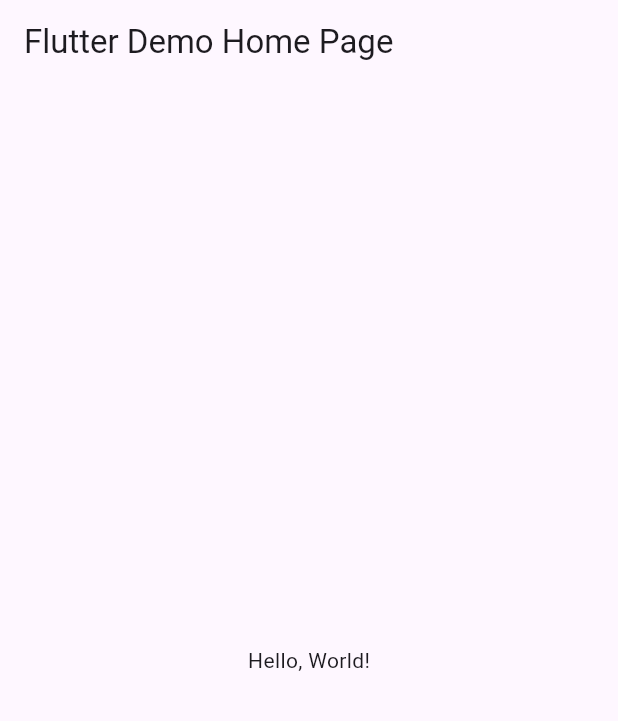
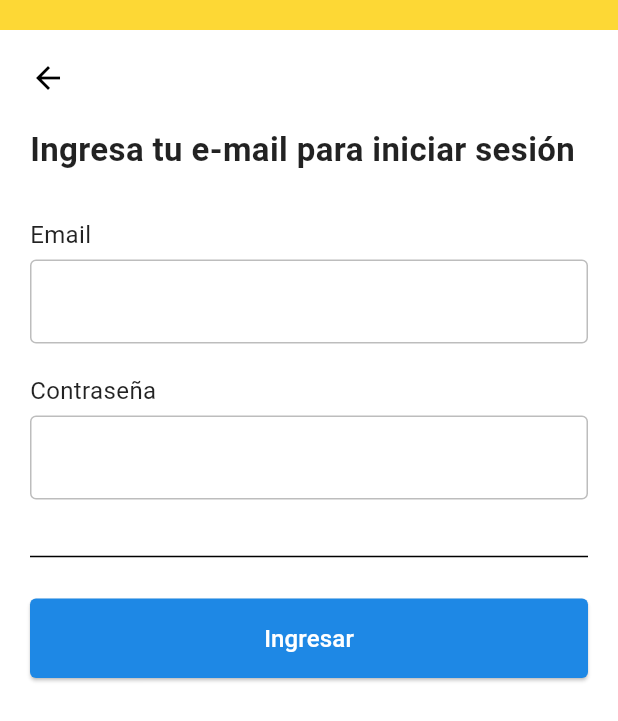
Before and after one commit to Jose-Bonilla-1043/Login, a Flutter app: the screen it shows after launch, on a phone screen of 412 x 824 dp. Shown: the top 721 px of the screen. Run offline on Flutter 3.47's test engine with Material 3 defaults, Android fonts, the phone set to English and light mode, and no system bars.

Commit message:
Update main.dart

```diff
--- a/lib/main.dart
+++ b/lib/main.dart
@@ -4,38 +4,111 @@ void main() => runApp(MyApp());
 
 class MyApp extends StatelessWidget {
   const MyApp({super.key});
-  // This widget is the root of your application.
+
   @override
   Widget build(BuildContext context) {
     return MaterialApp(
-      // Application name
-      title: 'Flutter Hello World',
-      // Application theme data, you can set the colors for the application as
-      // you want
+      debugShowCheckedModeBanner: false,
+      title: 'Inicio de Sesión',
       theme: ThemeData(
-        // useMaterial3: false,
         primarySwatch: Colors.blue,
+        inputDecorationTheme: InputDecorationTheme(
+          border: OutlineInputBorder(
+            borderSide: BorderSide(color: Colors.grey.shade400),
+          ),
+          enabledBorder: OutlineInputBorder(
+            borderSide: BorderSide(color: Colors.grey.shade400),
+          ),
+        ),
       ),
-      // A widget which will be started on application startup
-      home: MyHomePage(title: 'Flutter Demo Home Page'),
+      home: LoginPage(),
     );
   }
 }
 
-class MyHomePage extends StatelessWidget {
-  final String title;
-  const MyHomePage({super.key, required this.title});
-
+class LoginPage extends StatelessWidget {
   @override
   Widget build(BuildContext context) {
     return Scaffold(
+      backgroundColor: Colors.white,
       appBar: AppBar(
-        // The title text which will be shown on the action bar
-        title: Text(title),
+        backgroundColor: Colors.yellow[600],
+        elevation: 0,
+        toolbarHeight: 20,
       ),
-      body: Center(
-        child: Text(
-          'Hello, World!',
+      body: Padding(
+        padding: const EdgeInsets.all(20.0),
+        child: Column(
+          crossAxisAlignment: CrossAxisAlignment.start,
+          children: [
+            // Flecha decorativa (no funcional)
+            Icon(Icons.arrow_back, color: Colors.black),
+            const SizedBox(height: 20), // Espacio después de la flecha
+
+            const Text(
+              'Ingresa tu e-mail para iniciar sesión',
+              style: TextStyle(
+                fontSize: 22,
+                fontWeight: FontWeight.bold,
+                color: Colors.black87,
+              ),
+            ),
+            const SizedBox(height: 30),
+            const Text(
+              'Email',
+              style: TextStyle(
+                fontSize: 16,
+                color: Colors.black87,
+              ),
+            ),
+            const SizedBox(height: 5),
+            TextField(
+              decoration: InputDecoration(
+                hintStyle: TextStyle(color: Colors.grey.shade600),
+              ),
+            ),
+            const SizedBox(height: 20),
+            const Text(
+              'Contraseña',
+              style: TextStyle(
+                fontSize: 16,
+                color: Colors.black87,
+              ),
+            ),
+            const SizedBox(height: 5),
+            TextField(
+              obscureText: true,
+              decoration: InputDecoration(
+                hintStyle: TextStyle(color: Colors.grey.shade600),
+              ),
+            ),
+            const SizedBox(height: 30),
+            const Divider(
+              thickness: 1,
+              color: Color(0xff000000),
+            ),
+            const SizedBox(height: 20),
+            SizedBox(
+              width: double.infinity,
+              child: ElevatedButton(
+                onPressed: () {},
+                style: ElevatedButton.styleFrom(
+                  backgroundColor: Colors.blue.shade600,
+                  padding: const EdgeInsets.symmetric(vertical: 15),
+                  shape: RoundedRectangleBorder(
+                    borderRadius: BorderRadius.circular(4),
+                  ),
+                ),
+                child: const Text(
+                  'Ingresar',
+                  style: TextStyle(
+                    fontSize: 16,
+                    color: Colors.white,
+                  ),
+                ),
+              ),
+            ),
+          ],
         ),
       ),
     );
```
